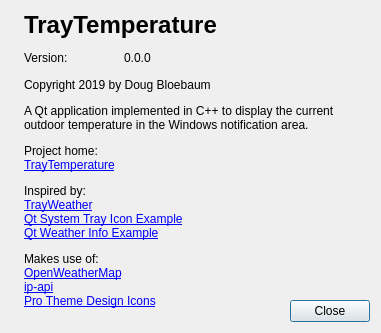
Qt form TrayTemperatureAbout.ui (blabes/TrayTemperature) before a commit.
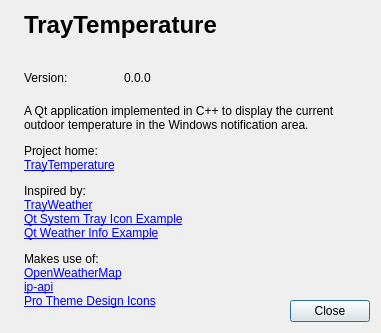
The same form after that commit. Icons and pictures are not drawn.

Commit message: Fixed copyright comment blocks in .cpp and .h files; wrapped user-visible strings in tr(); added highlightIfEmpty() convenience method;

Patch:
```diff
--- a/TrayTemperatureAbout.ui
+++ b/TrayTemperatureAbout.ui
@@ -66,7 +66,7 @@
    <item row="2" column="1" rowspan="2" colspan="3">
     <widget class="QLabel" name="label_aboutText">
      <property name="text">
-      <string>&lt;html&gt;&lt;head/&gt;&lt;body&gt;&lt;p&gt;&lt;span style=&quot; font-family:'MS Shell Dlg 2';&quot;&gt;Copyright 2019 by Doug Bloebaum&lt;/span&gt;&lt;/p&gt;&lt;p&gt;&lt;span style=&quot; font-family:'MS Shell Dlg 2';&quot;&gt;A Qt application implemented in C++ to display the current outdoor temperature in the Windows notification area. &lt;/span&gt;&lt;/p&gt;&lt;p&gt;&lt;span style=&quot; font-family:'MS Shell Dlg 2';&quot;&gt;Project home:&lt;br/&gt;&lt;/span&gt;&lt;a href=&quot;https://github.com/blabes/TrayTemperature&quot;&gt;&lt;span style=&quot; font-family:'MS Shell Dlg 2'; text-decoration: underline; color:#0000ff;&quot;&gt;TrayTemperature&lt;/span&gt;&lt;/a&gt;&lt;span style=&quot; font-family:'MS Shell Dlg 2';&quot;/&gt;&lt;/p&gt;&lt;p&gt;&lt;span style=&quot; font-family:'MS Shell Dlg 2';&quot;&gt;Inspired by:&lt;br/&gt;&lt;/span&gt;&lt;a href=&quot;https://github.com/FelixdelasPozas/TrayWeather&quot;&gt;&lt;span style=&quot; font-family:'MS Shell Dlg 2'; text-decoration: underline; color:#0000ff;&quot;&gt;TrayWeather&lt;/span&gt;&lt;/a&gt;&lt;span style=&quot; font-family:'MS Shell Dlg 2';&quot;&gt;&lt;br/&gt;&lt;/span&gt;&lt;a href=&quot;https://doc.qt.io/qt-5/qtwidgets-desktop-systray-example.html&quot;&gt;&lt;span style=&quot; font-family:'MS Shell Dlg 2'; text-decoration: underline; color:#0000ff;&quot;&gt;Qt System Tray Icon Example&lt;/span&gt;&lt;/a&gt;&lt;span style=&quot; font-family:'MS Shell Dlg 2';&quot;&gt;&lt;br/&gt;&lt;/span&gt;&lt;a href=&quot;https://doc.qt.io/qt-5/qtpositioning-weatherinfo-example.html&quot;&gt;&lt;span style=&quot; font-family:'MS Shell Dlg 2'; text-decoration: underline; color:#0000ff;&quot;&gt;Qt Weather Info Example&lt;/span&gt;&lt;/a&gt;&lt;span style=&quot; font-family:'MS Shell Dlg 2';&quot;/&gt;&lt;/p&gt;&lt;p&gt;&lt;span style=&quot; font-family:'MS Shell Dlg 2';&quot;&gt;Makes use of:&lt;br/&gt;&lt;/span&gt;&lt;a href=&quot;https://openweathermap.org/api&quot;&gt;&lt;span style=&quot; font-family:'MS Shell Dlg 2'; text-decoration: underline; color:#0000ff;&quot;&gt;OpenWeatherMap&lt;/span&gt;&lt;/a&gt;&lt;span style=&quot; font-family:'MS Shell Dlg 2';&quot;&gt;&lt;br/&gt;&lt;/span&gt;&lt;a href=&quot;https://ip-api.com/&quot;&gt;&lt;span style=&quot; font-family:'MS Shell Dlg 2'; text-decoration: underline; color:#0000ff;&quot;&gt;ip-api&lt;/span&gt;&lt;/a&gt;&lt;span style=&quot; font-family:'MS Shell Dlg 2';&quot;&gt;&lt;br/&gt;&lt;/span&gt;&lt;a href=&quot;https://prothemedesign.com/tools/circular-icons/&quot;&gt;&lt;span style=&quot; font-family:'MS Shell Dlg 2'; text-decoration: underline; color:#0000ff;&quot;&gt;Pro Theme Design Icons&lt;/span&gt;&lt;/a&gt;&lt;span style=&quot; font-family:'MS Shell Dlg 2';&quot;&gt;&lt;br/&gt;&lt;/span&gt;&lt;/p&gt;&lt;/body&gt;&lt;/html&gt;</string>
+      <string>&lt;html&gt;&lt;head/&gt;&lt;body&gt;&lt;p&gt;&lt;span style=&quot; font-family:'MS Shell Dlg 2';&quot;&gt;A Qt application implemented in C++ to display the current outdoor temperature in the Windows notification area. &lt;/span&gt;&lt;/p&gt;&lt;p&gt;&lt;span style=&quot; font-family:'MS Shell Dlg 2';&quot;&gt;Project home:&lt;br/&gt;&lt;/span&gt;&lt;a href=&quot;https://github.com/blabes/TrayTemperature&quot;&gt;&lt;span style=&quot; font-family:'MS Shell Dlg 2'; text-decoration: underline; color:#0000ff;&quot;&gt;TrayTemperature&lt;/span&gt;&lt;/a&gt;&lt;/p&gt;&lt;p&gt;&lt;span style=&quot; font-family:'MS Shell Dlg 2';&quot;&gt;Inspired by:&lt;br/&gt;&lt;/span&gt;&lt;a href=&quot;https://github.com/FelixdelasPozas/TrayWeather&quot;&gt;&lt;span style=&quot; font-family:'MS Shell Dlg 2'; text-decoration: underline; color:#0000ff;&quot;&gt;TrayWeather&lt;/span&gt;&lt;/a&gt;&lt;span style=&quot; font-family:'MS Shell Dlg 2';&quot;&gt;&lt;br/&gt;&lt;/span&gt;&lt;a href=&quot;https://doc.qt.io/qt-5/qtwidgets-desktop-systray-example.html&quot;&gt;&lt;span style=&quot; font-family:'MS Shell Dlg 2'; text-decoration: underline; color:#0000ff;&quot;&gt;Qt System Tray Icon Example&lt;/span&gt;&lt;/a&gt;&lt;span style=&quot; font-family:'MS Shell Dlg 2';&quot;&gt;&lt;br/&gt;&lt;/span&gt;&lt;a href=&quot;https://doc.qt.io/qt-5/qtpositioning-weatherinfo-example.html&quot;&gt;&lt;span style=&quot; font-family:'MS Shell Dlg 2'; text-decoration: underline; color:#0000ff;&quot;&gt;Qt Weather Info Example&lt;/span&gt;&lt;/a&gt;&lt;/p&gt;&lt;p&gt;&lt;span style=&quot; font-family:'MS Shell Dlg 2';&quot;&gt;Makes use of:&lt;br/&gt;&lt;/span&gt;&lt;a href=&quot;https://openweathermap.org/api&quot;&gt;&lt;span style=&quot; font-family:'MS Shell Dlg 2'; text-decoration: underline; color:#0000ff;&quot;&gt;OpenWeatherMap&lt;/span&gt;&lt;/a&gt;&lt;span style=&quot; font-family:'MS Shell Dlg 2';&quot;&gt;&lt;br/&gt;&lt;/span&gt;&lt;a href=&quot;https://ip-api.com/&quot;&gt;&lt;span style=&quot; font-family:'MS Shell Dlg 2'; text-decoration: underline; color:#0000ff;&quot;&gt;ip-api&lt;/span&gt;&lt;/a&gt;&lt;span style=&quot; font-family:'MS Shell Dlg 2';&quot;&gt;&lt;br/&gt;&lt;/span&gt;&lt;a href=&quot;https://prothemedesign.com/tools/circular-icons/&quot;&gt;&lt;span style=&quot; font-family:'MS Shell Dlg 2'; text-decoration: underline; color:#0000ff;&quot;&gt;Pro Theme Design Icons&lt;/span&gt;&lt;/a&gt;&lt;span style=&quot; font-family:'MS Shell Dlg 2';&quot;&gt;&lt;br/&gt;&lt;/span&gt;&lt;/p&gt;&lt;/body&gt;&lt;/html&gt;</string>
      </property>
      <property name="wordWrap">
       <bool>true</bool>
```
The commit also changes 5 other files.
